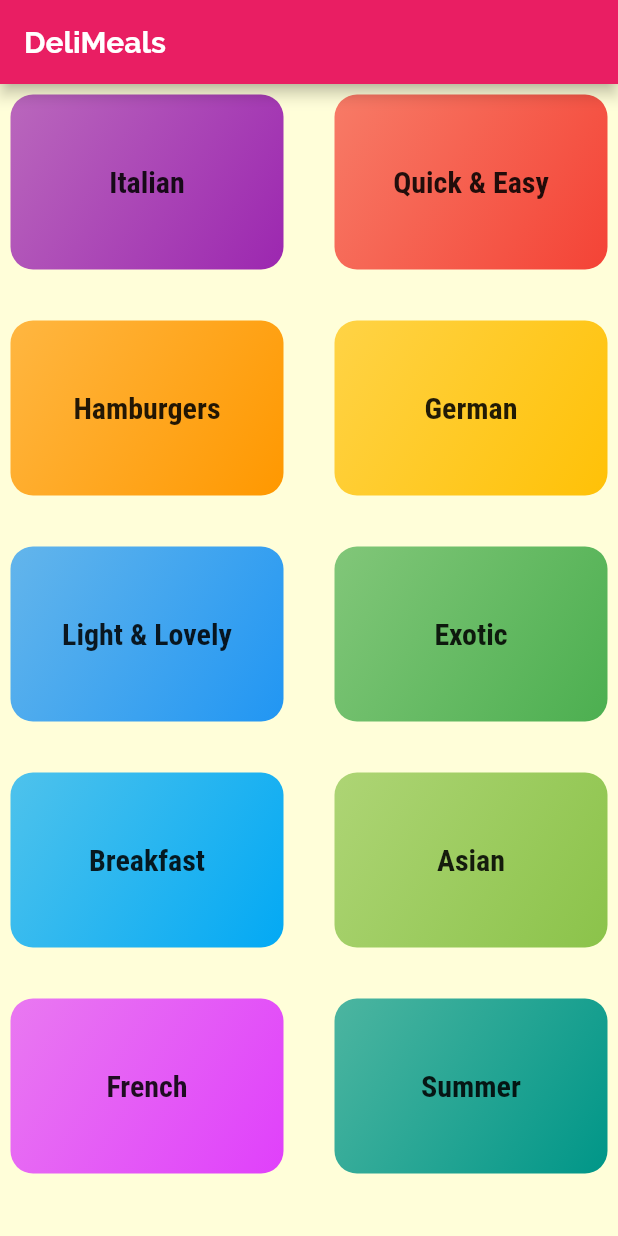
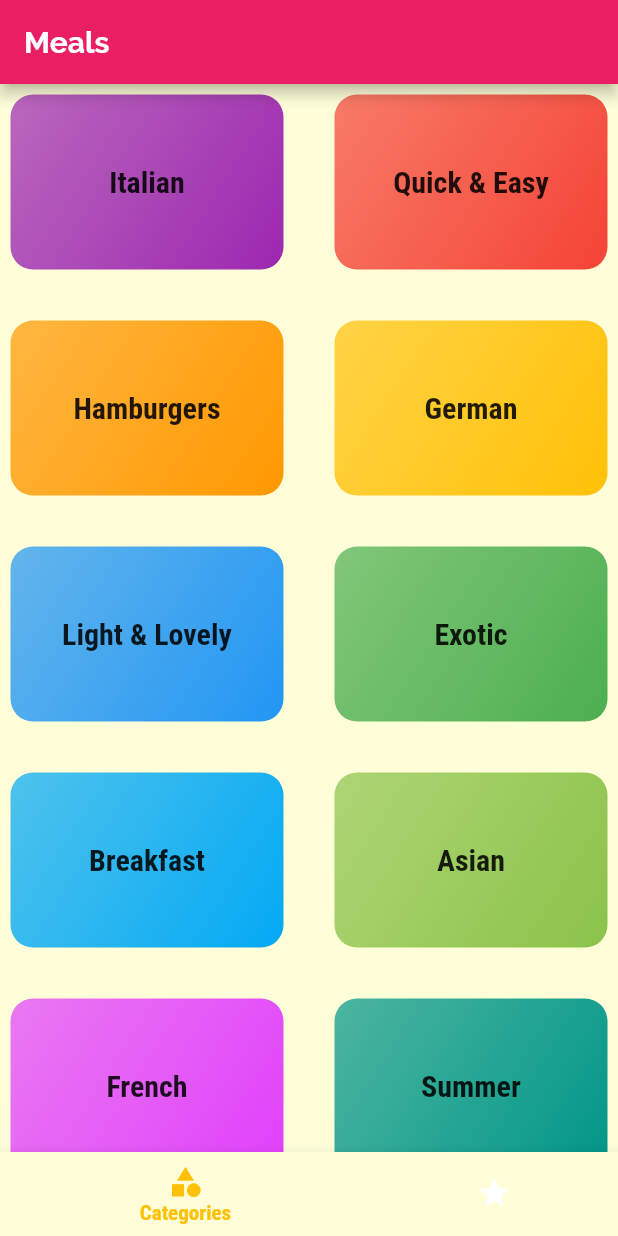
Before and after one commit to ujju2132/MEALS-APP, a Flutter app: the screen it shows after launch, on a phone screen of 412 x 824 dp. Run offline on Flutter 3.47's test engine with Material 2 defaults, Android fonts, the phone set to English and light mode, and no system bars.

Commit message:
second commmit

```diff
--- a/lib/main.dart
+++ b/lib/main.dart
@@ -1,6 +1,7 @@
 import 'package:flutter/material.dart';
 import 'package:meals_app/screens/categories_screen.dart';
 import 'package:meals_app/screens/meal_detail_screen.dart';
+import 'package:meals_app/screens/tabs_screen.dart';
 import 'screens/category_meals_screen.dart';
 
 
@@ -43,7 +44,7 @@ class MyApp extends StatelessWidget {
       ),
       initialRoute: '/',
       routes: {
-        '/': (context) => CategoriesScreen(),
+        '/': (context) => TabsScreen(),
         CategoryMealsScreen.routeName: (Context) => CategoryMealsScreen(),
         MealDetailScreen.routeName:(context) => MealDetailScreen(),
       },
--- a/lib/screens/categories_screen.dart
+++ b/lib/screens/categories_screen.dart
@@ -8,9 +8,6 @@ class CategoriesScreen extends StatelessWidget {
   @override
   Widget build(BuildContext context) {
     return Scaffold(
-      appBar: AppBar(
-        title: Text('DeliMeals'),
-      ),
       body: GridView(gridDelegate: SliverGridDelegateWithMaxCrossAxisExtent(
         maxCrossAxisExtent: 200,
         mainAxisSpacing: 20,
--- a/lib/screens/tabs_screen.dart
+++ b/lib/screens/tabs_screen.dart
@@ -1,17 +1,74 @@
 import 'package:flutter/material.dart';
+import 'package:meals_app/screens/categories_screen.dart';
+import 'package:meals_app/screens/favorites_screen.dart';
 
-class TabScreeen extends StatefulWidget {
-  const TabScreeen({super.key});
+class TabsScreen extends StatefulWidget {
+  const TabsScreen({super.key});
 
   @override
-  State<TabScreeen> createState() => _TabScreeenState();
+  State<TabsScreen> createState() => _TabsScreenState();
 }
 
-class _TabScreeenState extends State<TabScreeen> {
+class _TabsScreenState extends State<TabsScreen> {
+  final List<Widget> _pages = [
+    CategoriesScreen(),
+    FavouritesScreen(),
+  ];
+
+  int _selectedPageIndex = 0;
+
+  void _selectedPage(int index) {
+    setState(() {
+      _selectedPageIndex = index;
+    });
+  }
+
   @override
   Widget build(BuildContext context) {
+    // return DefaultTabController(length: 2,
+    // child: Scaffold(
+    //   appBar: AppBar(title: Text('Meals'),
+    //   bottom: TabBar(tabs:
+    //   [
+    //     Tab(
+    //       icon: Icon(Icons.category,),
+    //       text: 'Categories',
+    //     ),
+    //     Tab(
+    //       icon: Icon(Icons.star),
+    //       text: 'Favourites',
+    //     ),
+    //   ]
+    //   ),),
+    //   body: TabBarView(children: [
+    //     CategoriesScreen(),
+    //     FavouritesScreen(),
+    //   ]),
+    // ));
+
     return Scaffold(
-
+      appBar: AppBar(
+        title: Text('Meals'),
+      ),
+      body: _pages[_selectedPageIndex],
+      bottomNavigationBar: BottomNavigationBar(
+        onTap: _selectedPage,
+        unselectedItemColor: Colors.white,
+        selectedItemColor: Theme.of(context).splashColor,
+        currentIndex: _selectedPageIndex,
+        type: BottomNavigationBarType.shifting,
+        items: [
+          BottomNavigationBarItem(
+            icon: Icon(Icons.category),
+            label: 'Categories',
+          ),
+          BottomNavigationBarItem(
+            icon: Icon(Icons.star),
+            label: 'Favourites',
+          )
+        ],
+        backgroundColor: Theme.of(context).colorScheme.primary,
+      ),
     );
   }
 }
```
Also changed, not shown: lib/screens/favorites_screen.dart (added, +12 -0 lines).
